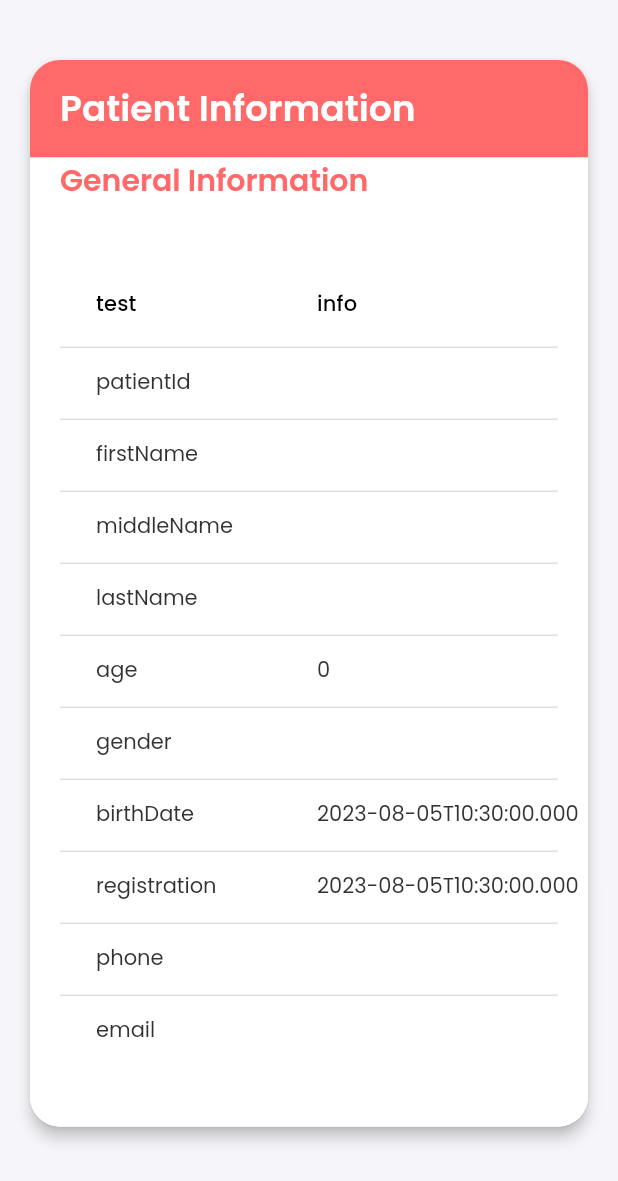
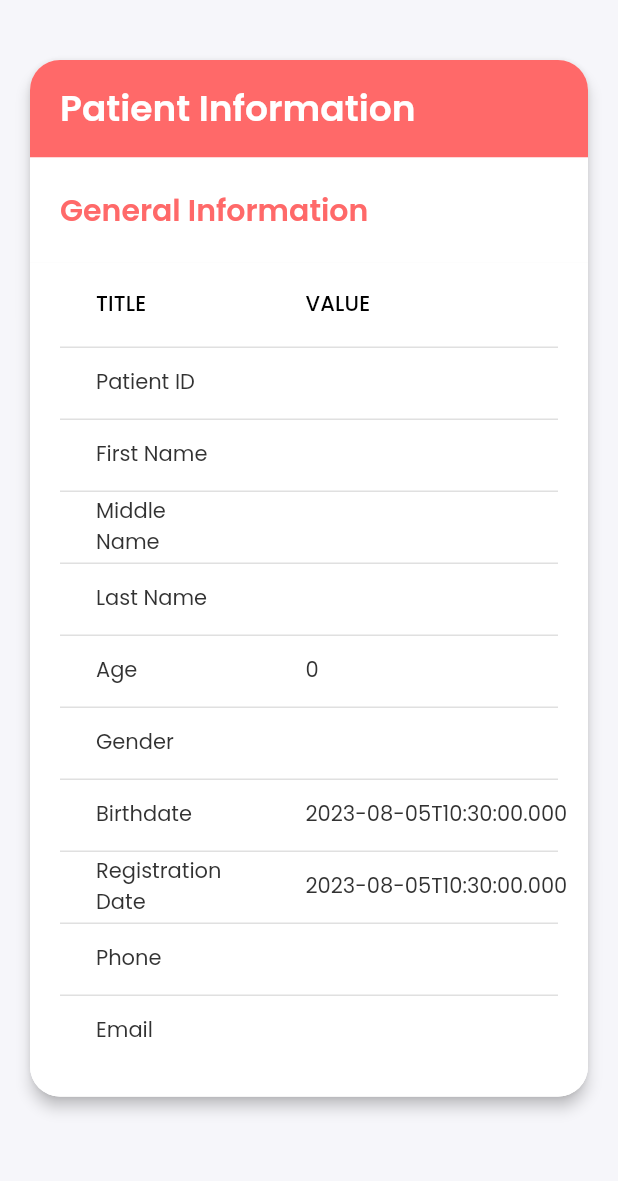
Before and after one commit to riqi3/CapstoneSAMS, a Flutter app: the HealthRecordsScreen screen opened directly with empty values, on a phone screen of 412 x 824 dp. Shown: the top 1181 px of the screen. Run offline on Flutter 3.47's test engine with Material 2 defaults, Android fonts, the phone set to English and light mode, and no system bars; our stand-ins replace dio, dropdown_search, font_awesome_flutter; missing offline and left inert: table_sticky_headers; accounts and stored records are empty.

Commit message:
health record card and laboratory card

```diff
--- a/capstone_sams/lib/models/LabResultModel.dart
+++ b/capstone_sams/lib/models/LabResultModel.dart
@@ -1,15 +1,17 @@
 // medicine_model.dart
-import 'dart:convert';
-
 class LabResult {
   final int jsonId;
   final Map<String, dynamic> jsonData;
   final DateTime createdAt;
+  final String title;
+  final String comment;
 
   LabResult({
     required this.jsonId,
     required this.jsonData,
     required this.createdAt,
+    required this.title,
+    required this.comment,
   });
 
   Map<String, dynamic> toJson() {
@@ -17,6 +19,8 @@ class LabResult {
       'jsonId': jsonId,
       'jsonData': jsonData,
       'createdAt': createdAt.toIso8601String(),
+      'title': title,
+      'comment': comment,
     };
   }
 
@@ -26,6 +30,8 @@ class LabResult {
       // jsonData: LabResult.fromJson(jsonDecode(json['jsonData'])),
       jsonData: json['jsonData'],
       createdAt: DateTime.parse(json['createdAt']),
+      title: json['title'],
+      comment: json['comment'],
     );
   }
 }
--- a/capstone_sams/lib/screens/ehr-list/patient/health-record/widgets/PatientInfoCard.dart
+++ b/capstone_sams/lib/screens/ehr-list/patient/health-record/widgets/PatientInfoCard.dart
@@ -12,6 +12,18 @@ class PatientInfoCard extends StatefulWidget {
 }
 
 class _PatientInfoCardState extends State<PatientInfoCard> {
+  final titles = [
+    'Patient ID',
+    'First Name',
+    'Middle Name',
+    'Last Name',
+    'Age',
+    'Gender',
+    'Birthdate',
+    'Registration Date',
+    'Phone',
+    'Email'
+  ];
   @override
   Widget build(BuildContext context) {
     return Container(
@@ -44,8 +56,7 @@ class _PatientInfoCardState extends State<PatientInfoCard> {
               ),
             ),
             Container(
-              padding:
-                  EdgeInsets.symmetric(horizontal: Sizing.sectionSymmPadding),
+              padding: EdgeInsets.all(Sizing.sectionSymmPadding),
               alignment: Alignment.centerLeft,
               decoration: BoxDecoration(
                 color: Pallete.whiteColor,
@@ -70,14 +81,16 @@ class _PatientInfoCardState extends State<PatientInfoCard> {
                       bottomRight: Radius.circular(Sizing.borderRadius),
                       bottomLeft: Radius.circular(Sizing.borderRadius)),
                 ),
-                padding: const EdgeInsets.symmetric(
-                  vertical: Sizing.sectionSymmPadding * 2,
-                  horizontal: Sizing.sectionSymmPadding,
+                padding: const EdgeInsets.only(
+                  // vertical: Sizing.sectionSymmPadding * 2,
+                  left: Sizing.sectionSymmPadding,
+                  right: Sizing.sectionSymmPadding,
+                  bottom: Sizing.sectionSymmPadding,
                 ),
                 child: DataTable(
                   columns: const <DataColumn>[
-                    DataColumn(label: Text('test')),
-                    DataColumn(label: Text('info')),
+                    DataColumn(label: Text('TITLE')),
+                    DataColumn(label: Text('VALUE')),
                   ],
                   rows: List<DataRow>.generate(
                     widget.patient.toJson().entries.length,
@@ -86,12 +99,38 @@ class _PatientInfoCardState extends State<PatientInfoCard> {
                           widget.patient.toJson().entries.elementAt(index);
                       return DataRow(
                         cells: <DataCell>[
-                          DataCell(Text(entry.key)),
+                          DataCell(Text(titles[index])),
                           DataCell(Text(entry.value.toString())),
                         ],
                       );
                     },
                   ),
+
+                  // rows: titles.map<DataRow>((title) {
+                  //   // final value = widget.patient.toJson()[title];
+                  //   MapEntry value =
+                  //       widget.patient.toJson().entries.elementAt(title);
+                  //   return DataRow(
+                  //     cells: <DataCell>[
+                  //       DataCell(Text(title)),
+                  //       DataCell(Text(value.toString())),
+                  //     ],
+                  //   );
+                  // }).toList(),
+
+                  // rows: List<DataRow>.generate(
+                  //   widget.patient.toJson().entries.length,
+                  //   (int index) {
+                  //     MapEntry entry =
+                  //         widget.patient.toJson().entries.elementAt(index);
+                  // return DataRow(
+                  //   cells: <DataCell>[
+                  //     DataCell(Text(entry.key)),
+                  //     DataCell(Text(entry.value.toString())),
+                  //   ],
+                  //     );
+                  //   },
+                  // ),
                 ),
               ),
             ),
--- a/capstone_sams/pubspec.yaml
+++ b/capstone_sams/pubspec.yaml
@@ -44,7 +44,7 @@ dependencies:
   number_pagination: ^0.0.3+2
   dropdown_search: ^5.0.6
   dio: ^5.3.0
-  horizontal_data_table: ^4.3.1
+  table_sticky_headers: ^2.0.5
 dev_dependencies:
   flutter_test:
     sdk: flutter
```
Also changed, not shown: capstone_sams/lib/constants/Env.dart (+5 -5 lines), capstone_sams/lib/screens/ehr-list/patient/lab/widgets/LabResultCard.dart (+48 -16 lines), capstone_sams/pubspec.lock, 11 other files.
